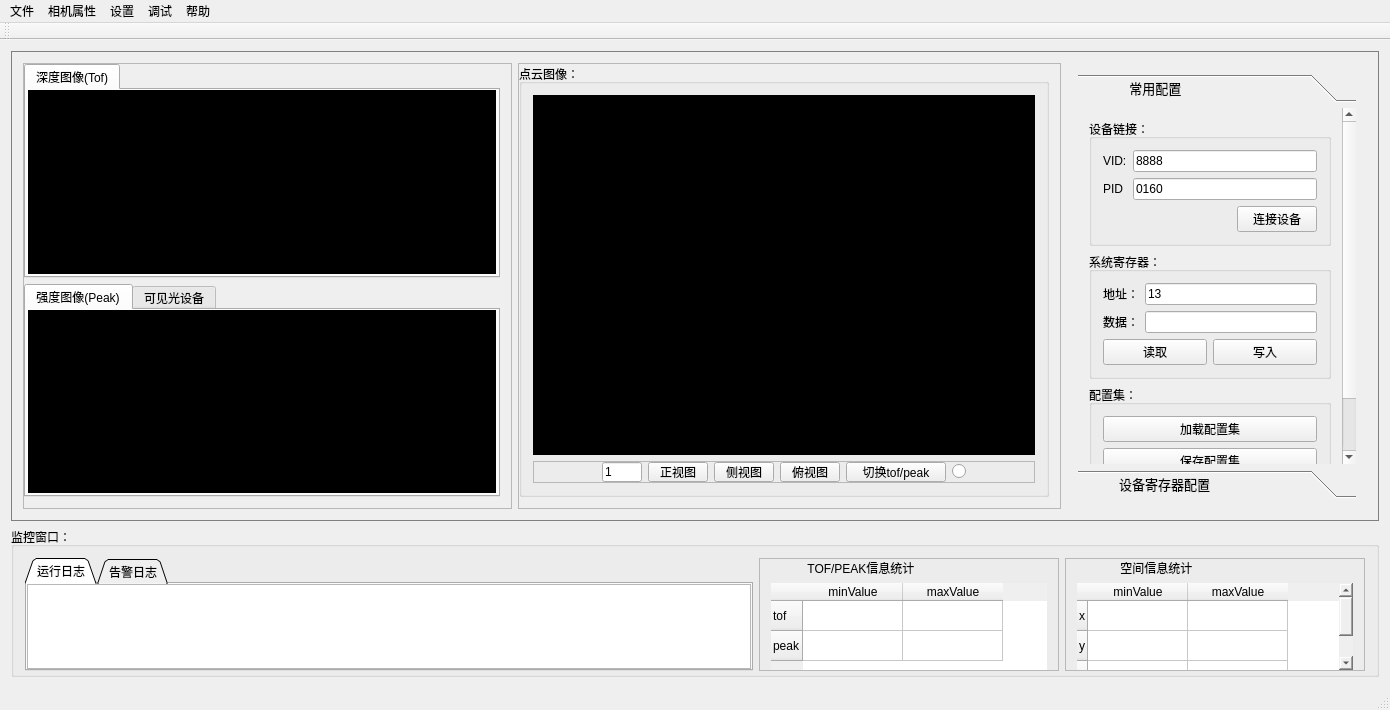
The window that mainwindow.ui (heathen557/show3DPointCloud) describes before a commit, drawn with Qt 5.
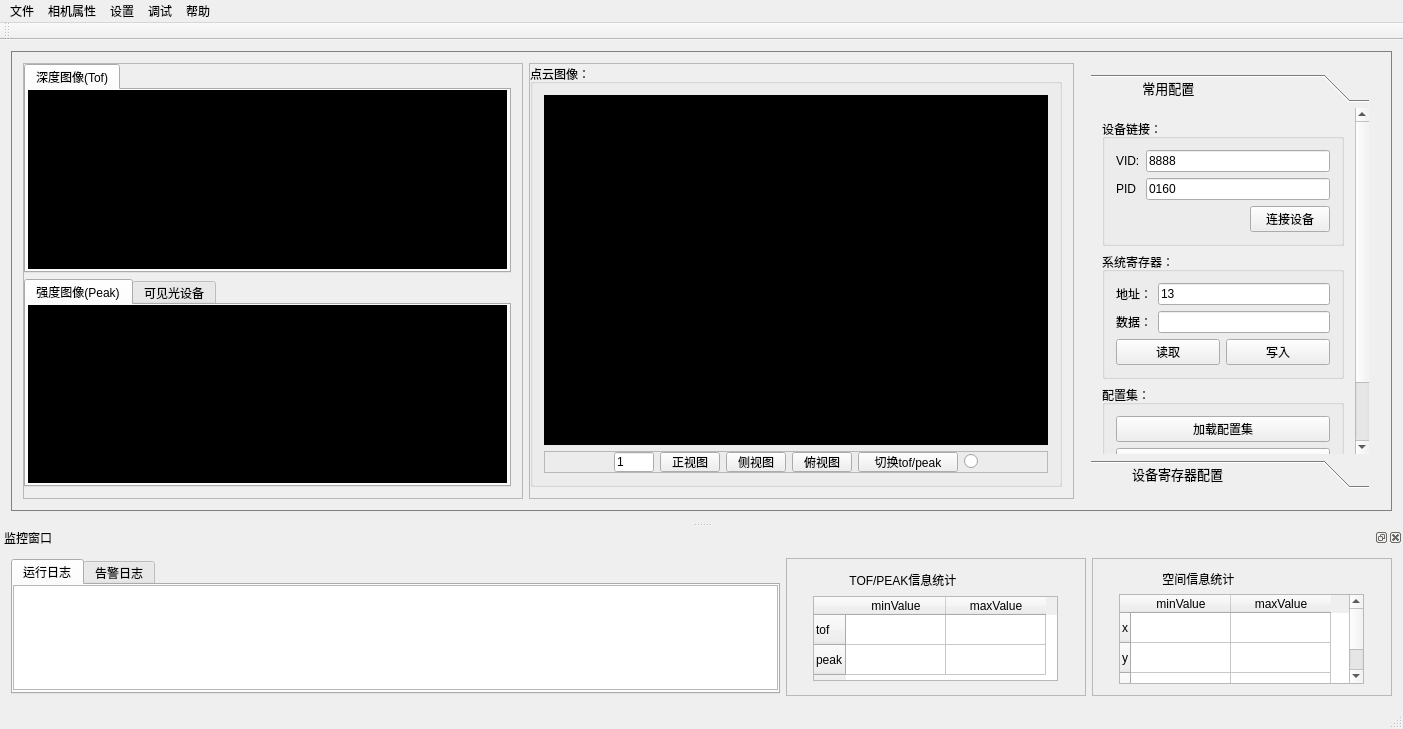
The same window after the commit. Icons and pictures are not drawn. Custom widgets are drawn as their Qt base class.

Commit message: 1、更换了dockWidget窗口的版本 2、二维的TOF图像 屏蔽了有关噪声同步的部分

What changed in the file:
```diff
--- a/mainwindow.ui
+++ b/mainwindow.ui
@@ -6,14 +6,14 @@
    <rect>
     <x>0</x>
     <y>0</y>
-    <width>1390</width>
-    <height>710</height>
+    <width>1403</width>
+    <height>729</height>
    </rect>
   </property>
   <property name="minimumSize">
    <size>
-    <width>1330</width>
-    <height>600</height>
+    <width>80</width>
+    <height>150</height>
    </size>
   </property>
   <property name="maximumSize">
@@ -517,7 +517,7 @@
                  <x>0</x>
                  <y>0</y>
                  <width>282</width>
-                 <height>385</height>
+                 <height>384</height>
                 </rect>
                </property>
                <attribute name="label">
@@ -797,254 +797,6 @@
       </layout>
      </widget>
     </item>
-    <item row="1" column="0">
-     <widget class="QGroupBox" name="groupBox_5">
-      <property name="sizePolicy">
-       <sizepolicy hsizetype="Preferred" vsizetype="Preferred">
-        <horstretch>0</horstretch>
-        <verstretch>0</verstretch>
-       </sizepolicy>
-      </property>
-      <property name="minimumSize">
-       <size>
-        <width>0</width>
-        <height>150</height>
-       </size>
-      </property>
-      <property name="maximumSize">
-       <size>
-        <width>16777215</width>
-        <height>150</height>
-       </size>
-      </property>
-      <property name="styleSheet">
-       <string notr="true">
-
-#groupBox_5{
-font:10pt &quot;黑体&quot;;
-}</string>
-      </property>
-      <property name="title">
-       <string>监控窗口：</string>
-      </property>
-      <layout class="QGridLayout" name="gridLayout_16">
-       <property name="bottomMargin">
-        <number>3</number>
-       </property>
-       <item row="0" column="0">
-        <layout class="QHBoxLayout" name="horizontalLayout_13">
-         <item>
-          <widget class="QTabWidget" name="tabWidget">
-           <property name="maximumSize">
-            <size>
-             <width>16777215</width>
-             <height>400</height>
-            </size>
-           </property>
-           <property name="styleSheet">
-            <string notr="true">font:9pt &quot;黑体&quot;;</string>
-           </property>
-           <property name="tabPosition">
-            <enum>QTabWidget::North</enum>
-           </property>
-           <property name="tabShape">
-            <enum>QTabWidget::Triangular</enum>
-           </property>
-           <property name="currentIndex">
-            <number>0</number>
-           </property>
-           <widget class="QWidget" name="tab">
-            <attribute name="title">
-             <string>运行日志</string>
-            </attribute>
-            <layout class="QGridLayout" name="gridLayout_13">
-             <property name="leftMargin">
-              <number>0</number>
-             </property>
-             <property name="topMargin">
-              <number>0</number>
-             </property>
-             <property name="rightMargin">
-              <number>0</number>
-             </property>
-             <property name="bottomMargin">
-              <number>0</number>
-             </property>
-             <item row="0" column="1">
-              <widget class="QTextEdit" name="textEdit">
-               <property name="styleSheet">
-                <string notr="true">font: 9pt &quot;Times New Roman&quot;;</string>
-               </property>
-              </widget>
-             </item>
-            </layout>
-           </widget>
-           <widget class="QWidget" name="tab_2">
-            <attribute name="title">
-             <string>告警日志</string>
-            </attribute>
-            <layout class="QGridLayout" name="gridLayout_17">
-             <property name="leftMargin">
-              <number>0</number>
-             </property>
-             <property name="topMargin">
-              <number>0</number>
-             </property>
-             <property name="rightMargin">
-              <number>0</number>
-             </property>
-             <property name="bottomMargin">
-              <number>0</number>
-             </property>
-             <item row="0" column="0">
-              <widget class="QTextEdit" name="textEdit_2"/>
-             </item>
-            </layout>
-           </widget>
-          </widget>
-         </item>
-         <item>
-          <widget class="QFrame" name="frame_6">
-           <property name="maximumSize">
-            <size>
-             <width>300</width>
-             <height>16777215</height>
-            </size>
-           </property>
-           <property name="frameShape">
-            <enum>QFrame::StyledPanel</enum>
-           </property>
-           <property name="frameShadow">
-            <enum>QFrame::Raised</enum>
-           </property>
-           <layout class="QGridLayout" name="gridLayout_15">
-            <property name="topMargin">
-             <number>0</number>
-            </property>
-            <property name="bottomMargin">
-             <number>0</number>
-            </property>
-            <item row="0" column="0">
-             <layout class="QVBoxLayout" name="verticalLayout_5">
-              <item>
-               <widget class="QLabel" name="label_11">
-                <property name="styleSheet">
-                 <string notr="true">font:10pt &quot;黑体&quot;;</string>
-                </property>
-                <property name="text">
-                 <string>           TOF/PEAK信息统计</string>
-                </property>
-               </widget>
-              </item>
-              <item>
-               <widget class="QTableWidget" name="tableWidget_2">
-                <property name="styleSheet">
-                 <string notr="true">font:10pt &quot;黑体&quot;;
-border:0px</string>
-                </property>
-                <row>
-                 <property name="text">
-                  <string>tof</string>
-                 </property>
-                </row>
-                <row>
-                 <property name="text">
-                  <string>peak</string>
-                 </property>
-                </row>
-                <column>
-                 <property name="text">
-                  <string>minValue</string>
-                 </property>
-                </column>
-                <column>
-                 <property name="text">
-                  <string>maxValue</string>
-                 </property>
-                </column>
-               </widget>
-              </item>
-             </layout>
-            </item>
-           </layout>
-          </widget>
-         </item>
-         <item>
-          <widget class="QFrame" name="frame_5">
-           <property name="maximumSize">
-            <size>
-             <width>300</width>
-             <height>16777215</height>
-            </size>
-           </property>
-           <property name="frameShape">
-            <enum>QFrame::StyledPanel</enum>
-           </property>
-           <property name="frameShadow">
-            <enum>QFrame::Raised</enum>
-           </property>
-           <layout class="QGridLayout" name="gridLayout_14">
-            <property name="topMargin">
-             <number>0</number>
-            </property>
-            <property name="bottomMargin">
-             <number>0</number>
-            </property>
-            <item row="0" column="0">
-             <layout class="QVBoxLayout" name="verticalLayout_4">
-              <item>
-               <widget class="QLabel" name="label_9">
-                <property name="styleSheet">
-                 <string notr="true">font:10pt &quot;黑体&quot;;</string>
-                </property>
-                <property name="text">
-                 <string>             空间信息统计</string>
-                </property>
-               </widget>
-              </item>
-              <item>
-               <widget class="QTableWidget" name="tableWidget_4">
-                <property name="styleSheet">
-                 <string notr="true">font:10pt &quot;黑体&quot;;
-border:0px</string>
-                </property>
-                <row>
-                 <property name="text">
-                  <string>x</string>
-                 </property>
-                </row>
-                <row>
-                 <property name="text">
-                  <string>y</string>
-                 </property>
-                </row>
-                <row>
-                 <property name="text">
-                  <string>z</string>
-                 </property>
-                </row>
-                <column>
-                 <property name="text">
-                  <string>minValue</string>
-                 </property>
-                </column>
-                <column>
-                 <property name="text">
-                  <string>maxValue</string>
-                 </property>
-                </column>
-               </widget>
-              </item>
-             </layout>
-            </item>
-           </layout>
-          </widget>
-         </item>
-        </layout>
-       </item>
-      </layout>
-     </widget>
-    </item>
    </layout>
   </widget>
   <widget class="QMenuBar" name="menuBar">
@@ -1052,7 +804,7 @@
     <rect>
      <x>0</x>
      <y>0</y>
-     <width>1390</width>
+     <width>1403</width>
      <height>23</height>
     </rect>
    </property>
@@ -1099,6 +851,305 @@
    </attribute>
   </widget>
   <widget class="QStatusBar" name="statusBar"/>
+  <widget class="QDockWidget" name="dockWidget">
+   <property name="sizePolicy">
+    <sizepolicy hsizetype="Preferred" vsizetype="Preferred">
+     <horstretch>0</horstretch>
+     <verstretch>0</verstretch>
+    </sizepolicy>
+   </property>
+   <property name="minimumSize">
+    <size>
+     <width>700</width>
+     <height>175</height>
+    </size>
+   </property>
+   <property name="maximumSize">
+    <size>
+     <width>524287</width>
+     <height>524287</height>
+    </size>
+   </property>
+   <property name="windowTitle">
+    <string>监控窗口</string>
+   </property>
+   <attribute name="dockWidgetArea">
+    <number>8</number>
+   </attribute>
+   <widget class="QWidget" name="dockWidgetContents_3">
+    <property name="sizePolicy">
+     <sizepolicy hsizetype="Preferred" vsizetype="Preferred">
+      <horstretch>0</horstretch>
+      <verstretch>0</verstretch>
+     </sizepolicy>
+    </property>
+    <property name="maximumSize">
+     <size>
+      <width>16777215</width>
+      <height>16777215</height>
+     </size>
+    </property>
+    <layout class="QGridLayout" name="gridLayout_16">
+     <item row="0" column="0">
+      <widget class="QTabWidget" name="tabWidget_3">
+       <property name="sizePolicy">
+        <sizepolicy hsizetype="Preferred" vsizetype="Minimum">
+         <horstretch>0</horstretch>
+         <verstretch>0</verstretch>
+        </sizepolicy>
+       </property>
+       <property name="minimumSize">
+        <size>
+         <width>0</width>
+         <height>0</height>
+        </size>
+       </property>
+       <property name="maximumSize">
+        <size>
+         <width>16777215</width>
+         <height>135</height>
+        </size>
+       </property>
+       <property name="styleSheet">
+        <string notr="true">font:9pt &quot;黑体&quot;;</string>
+       </property>
+       <property name="tabPosition">
+        <enum>QTabWidget::North</enum>
+       </property>
+       <property name="tabShape">
+        <enum>QTabWidget::Rounded</enum>
+       </property>
+       <property name="currentIndex">
+        <number>0</number>
+       </property>
+       <property name="movable">
+        <bool>false</bool>
+       </property>
+       <widget class="QWidget" name="tab">
+        <attribute name="title">
+         <string>运行日志</string>
+        </attribute>
+        <layout class="QGridLayout" name="gridLayout_13">
+         <property name="leftMargin">
+          <number>0</number>
+         </property>
+         <property name="topMargin">
+          <number>0</number>
+         </property>
+         <property name="rightMargin">
+          <number>0</number>
+         </property>
+         <property name="bottomMargin">
+          <number>2</number>
+         </property>
+         <item row="0" column="1">
+          <widget class="QTextEdit" name="textEdit">
+           <property name="enabled">
+            <bool>true</bool>
+           </property>
+           <property name="sizePolicy">
+            <sizepolicy hsizetype="Preferred" vsizetype="Preferred">
+             <horstretch>0</horstretch>
+             <verstretch>0</verstretch>
+            </sizepolicy>
+           </property>
+           <property name="styleSheet">
+            <string notr="true">font: 9pt &quot;Times New Roman&quot;;</string>
+           </property>
+           <property name="sizeAdjustPolicy">
+            <enum>QAbstractScrollArea::AdjustToContents</enum>
+           </property>
+          </widget>
+         </item>
+        </layout>
+       </widget>
+       <widget class="QWidget" name="tab_2">
+        <attribute name="title">
+         <string>告警日志</string>
+        </attribute>
+        <layout class="QGridLayout" name="gridLayout_17">
+         <property name="leftMargin">
+          <number>0</number>
+         </property>
+         <property name="topMargin">
+          <number>0</number>
+         </property>
+         <property name="rightMargin">
+          <number>0</number>
+         </property>
+         <property name="bottomMargin">
+          <number>2</number>
+         </property>
+         <item row="0" column="0">
+          <widget class="QTextEdit" name="textEdit_2">
+           <property name="sizePolicy">
+            <sizepolicy hsizetype="Preferred" vsizetype="Preferred">
+             <horstretch>0</horstretch>
+             <verstretch>0</verstretch>
+            </sizepolicy>
+           </property>
+          </widget>
+         </item>
+        </layout>
+       </widget>
+      </widget>
+     </item>
+     <item row="0" column="1">
+      <widget class="QFrame" name="frame_6">
+       <property name="maximumSize">
+        <size>
+         <width>300</width>
+         <height>16777215</height>
+        </size>
+       </property>
+       <property name="frameShape">
+        <enum>QFrame::StyledPanel</enum>
+       </property>
+       <property name="frameShadow">
+        <enum>QFrame::Raised</enum>
+       </property>
+       <layout class="QGridLayout" name="gridLayout_14">
+        <item row="0" column="0">
+         <widget class="QLabel" name="label_11">
+          <property name="sizePolicy">
+           <sizepolicy hsizetype="Fixed" vsizetype="Fixed">
+            <horstretch>0</horstretch>
+            <verstretch>0</verstretch>
+           </sizepolicy>
+          </property>
+          <property name="styleSheet">
+           <string notr="true">font:10pt &quot;黑体&quot;;</string>
+          </property>
+          <property name="text">
+           <string>           TOF/PEAK信息统计</string>
+          </property>
+         </widget>
+        </item>
+        <item row="1" column="0">
+         <widget class="QTableWidget" name="tableWidget_2">
+          <property name="sizePolicy">
+           <sizepolicy hsizetype="Preferred" vsizetype="Preferred">
+            <horstretch>0</horstretch>
+            <verstretch>0</verstretch>
+           </sizepolicy>
+          </property>
+          <property name="maximumSize">
+           <size>
+            <width>245</width>
+            <height>85</height>
+           </size>
+          </property>
+          <property name="styleSheet">
+           <string notr="true">font:10pt &quot;黑体&quot;;
+</string>
+          </property>
+          <row>
+           <property name="text">
+            <string>tof</string>
+           </property>
+          </row>
+          <row>
+           <property name="text">
+            <string>peak</string>
+           </property>
+          </row>
+          <column>
+           <property name="text">
+            <string>minValue</string>
+           </property>
+          </column>
+          <column>
+           <property name="text">
+            <string>maxValue</string>
+           </property>
+          </column>
+         </widget>
+        </item>
+       </layout>
+      </widget>
+     </item>
+     <item row="0" column="2">
+      <widget class="QFrame" name="frame_5">
+       <property name="maximumSize">
+        <size>
+         <width>300</width>
+         <height>16777215</height>
+        </size>
+       </property>
+       <property name="frameShape">
+        <enum>QFrame::StyledPanel</enum>
+       </property>
+       <property name="frameShadow">
+        <enum>QFrame::Raised</enum>
+       </property>
+       <layout class="QGridLayout" name="gridLayout_15">
+        <item row="0" column="0">
+         <widget class="QLabel" name="label_9">
+          <property name="sizePolicy">
+           <sizepolicy hsizetype="Fixed" vsizetype="Fixed">
+            <horstretch>0</horstretch>
+            <verstretch>0</verstretch>
+           </sizepolicy>
+          </property>
+          <property name="styleSheet">
+           <string notr="true">font:10pt &quot;黑体&quot;;</string>
+          </property>
+          <property name="text">
+           <string>             空间信息统计</string>
+          </property>
+         </widget>
+        </item>
+        <item row="1" column="0">
+         <widget class="QTableWidget" name="tableWidget_4">
+          <property name="sizePolicy">
+           <sizepolicy hsizetype="Preferred" vsizetype="Preferred">
+            <horstretch>0</horstretch>
+            <verstretch>0</verstretch>
+           </sizepolicy>
+          </property>
+          <property name="maximumSize">
+           <size>
+            <width>245</width>
+            <height>90</height>
+           </size>
+          </property>
+          <property name="styleSheet">
+           <string notr="true">font:10pt &quot;黑体&quot;;
+</string>
+          </property>
+          <row>
+           <property name="text">
+            <string>x</string>
+           </property>
+          </row>
+          <row>
+           <property name="text">
+            <string>y</string>
+           </property>
+          </row>
+          <row>
+           <property name="text">
+            <string>z</string>
+           </property>
+          </row>
+          <column>
+           <property name="text">
+            <string>minValue</string>
+           </property>
+          </column>
+          <column>
+           <property name="text">
+            <string>maxValue</string>
+           </property>
+          </column>
+         </widget>
+        </item>
+       </layout>
+      </widget>
+     </item>
+    </layout>
+   </widget>
+  </widget>
   <action name="action">
    <property name="text">
     <string>文件保存</string>
```
Left out of the diff: 2 changed lines with no effect on the pictures. The commit also changes 3 other files.
